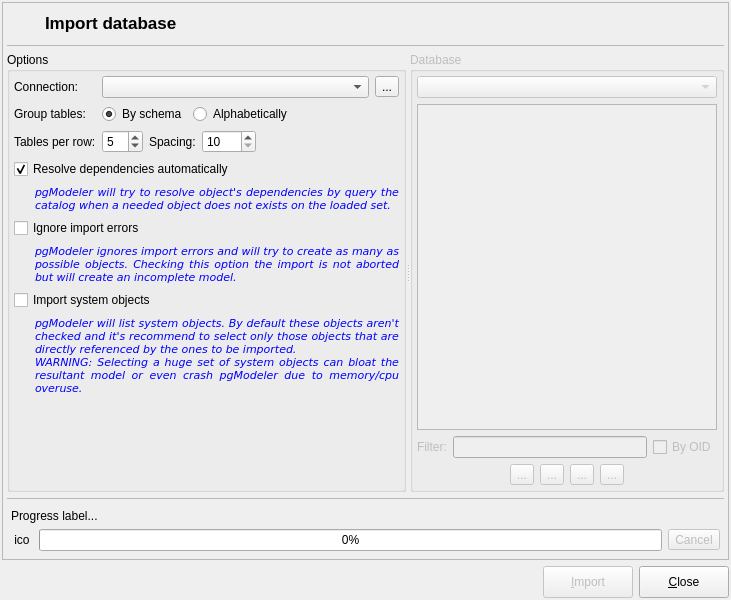
This is libpgmodeler_ui/ui/databaseimportform.ui in pgmodeler/pgmodeler as Qt 5 draws it before an edit. The edited form follows.
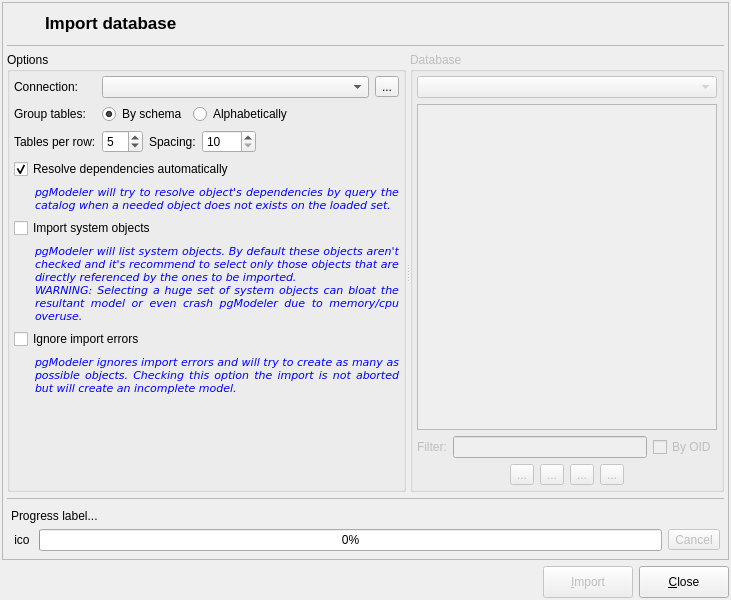
This is the edited form. Icons and pictures are not drawn.

Diff of the .ui file:
```diff
--- a/libpgmodeler_ui/ui/databaseimportform.ui
+++ b/libpgmodeler_ui/ui/databaseimportform.ui
@@ -545,112 +545,7 @@
                </property>
               </spacer>
              </item>
-             <item row="4" column="0" colspan="5">
-              <layout class="QGridLayout" name="gridLayout_2">
-               <item row="0" column="0" colspan="2">
-                <widget class="QCheckBox" name="ignore_errors_chk">
-                 <property name="sizePolicy">
-                  <sizepolicy hsizetype="Expanding" vsizetype="Fixed">
-                   <horstretch>0</horstretch>
-                   <verstretch>0</verstretch>
-                  </sizepolicy>
-                 </property>
-                 <property name="text">
-                  <string>Ignore import errors</string>
-                 </property>
-                </widget>
-               </item>
-               <item row="1" column="0">
-                <spacer name="horizontalSpacer_4">
-                 <property name="orientation">
-                  <enum>Qt::Horizontal</enum>
-                 </property>
-                 <property name="sizeType">
-                  <enum>QSizePolicy::Fixed</enum>
-                 </property>
-                 <property name="sizeHint" stdset="0">
-                  <size>
-                   <width>15</width>
-                   <height>20</height>
-                  </size>
-                 </property>
-                </spacer>
-               </item>
-               <item row="1" column="1">
-                <widget class="QLabel" name="hint3_lbl">
-                 <property name="enabled">
-                  <bool>true</bool>
-                 </property>
-                 <property name="sizePolicy">
-                  <sizepolicy hsizetype="Expanding" vsizetype="Preferred">
-                   <horstretch>0</horstretch>
-                   <verstretch>0</verstretch>
-                  </sizepolicy>
-                 </property>
-                 <property name="palette">
-                  <palette>
-                   <active>
-                    <colorrole role="WindowText">
-                     <brush brushstyle="SolidPattern">
-                      <color alpha="255">
-                       <red>0</red>
-                       <green>0</green>
-                       <blue>255</blue>
-                      </color>
-                     </brush>
-                    </colorrole>
-                   </active>
-                   <inactive>
-                    <colorrole role="WindowText">
-                     <brush brushstyle="SolidPattern">
-                      <color alpha="255">
-                       <red>0</red>
-                       <green>0</green>
-                       <blue>255</blue>
-                      </color>
-                     </brush>
-                    </colorrole>
-                   </inactive>
-                   <disabled>
-                    <colorrole role="WindowText">
-                     <brush brushstyle="SolidPattern">
-                      <color alpha="255">
-                       <red>117</red>
-                       <green>114</green>
-                       <blue>112</blue>
-                      </color>
-                     </brush>
-                    </colorrole>
-                   </disabled>
-                  </palette>
-                 </property>
-                 <property name="font">
-                  <font>
-                   <family>DejaVu Sans</family>
-                   <pointsize>8</pointsize>
-                   <italic>true</italic>
-                  </font>
-                 </property>
-                 <property name="text">
-                  <string>pgModeler ignores import errors and will try to create as many as possible objects. Checking this option the import is not aborted but will create an incomplete model.</string>
-                 </property>
-                 <property name="textFormat">
-                  <enum>Qt::PlainText</enum>
-                 </property>
-                 <property name="alignment">
-                  <set>Qt::AlignJustify|Qt::AlignVCenter</set>
-                 </property>
-                 <property name="wordWrap">
-                  <bool>true</bool>
-                 </property>
-                 <property name="indent">
-                  <number>20</number>
-                 </property>
-                </widget>
-               </item>
-              </layout>
-             </item>
-             <item row="8" column="0" colspan="5">
+             <item row="9" column="0" colspan="5">
               <spacer name="verticalSpacer">
                <property name="orientation">
                 <enum>Qt::Vertical</enum>
@@ -771,6 +666,111 @@
                </item>
               </layout>
              </item>
+             <item row="8" column="0" colspan="5">
+              <layout class="QGridLayout" name="gridLayout_2">
+               <item row="0" column="0" colspan="2">
+                <widget class="QCheckBox" name="ignore_errors_chk">
+                 <property name="sizePolicy">
+                  <sizepolicy hsizetype="Expanding" vsizetype="Fixed">
+                   <horstretch>0</horstretch>
+                   <verstretch>0</verstretch>
+                  </sizepolicy>
+                 </property>
+                 <property name="text">
+                  <string>Ignore import errors</string>
+                 </property>
+                </widget>
+               </item>
+               <item row="1" column="0">
+                <spacer name="horizontalSpacer_4">
+                 <property name="orientation">
+                  <enum>Qt::Horizontal</enum>
+                 </property>
+                 <property name="sizeType">
+                  <enum>QSizePolicy::Fixed</enum>
+                 </property>
+                 <property name="sizeHint" stdset="0">
+                  <size>
+                   <width>15</width>
+                   <height>20</height>
+                  </size>
+                 </property>
+                </spacer>
+               </item>
+               <item row="1" column="1">
+                <widget class="QLabel" name="hint3_lbl">
+                 <property name="enabled">
+                  <bool>true</bool>
+                 </property>
+                 <property name="sizePolicy">
+                  <sizepolicy hsizetype="Expanding" vsizetype="Preferred">
+                   <horstretch>0</horstretch>
+                   <verstretch>0</verstretch>
+                  </sizepolicy>
+                 </property>
+                 <property name="palette">
+                  <palette>
+                   <active>
+                    <colorrole role="WindowText">
+                     <brush brushstyle="SolidPattern">
+                      <color alpha="255">
+                       <red>0</red>
+                       <green>0</green>
+                       <blue>255</blue>
+                      </color>
+                     </brush>
+                    </colorrole>
+                   </active>
+                   <inactive>
+                    <colorrole role="WindowText">
+                     <brush brushstyle="SolidPattern">
+                      <color alpha="255">
+                       <red>0</red>
+                       <green>0</green>
+                       <blue>255</blue>
+                      </color>
+                     </brush>
+                    </colorrole>
+                   </inactive>
+                   <disabled>
+                    <colorrole role="WindowText">
+                     <brush brushstyle="SolidPattern">
+                      <color alpha="255">
+                       <red>117</red>
+                       <green>114</green>
+                       <blue>112</blue>
+                      </color>
+                     </brush>
+                    </colorrole>
+                   </disabled>
+                  </palette>
+                 </property>
+                 <property name="font">
+                  <font>
+                   <family>DejaVu Sans</family>
+                   <pointsize>8</pointsize>
+                   <italic>true</italic>
+                  </font>
+                 </property>
+                 <property name="text">
+                  <string>pgModeler ignores import errors and will try to create as many as possible objects. Checking this option the import is not aborted but will create an incomplete model.</string>
+                 </property>
+                 <property name="textFormat">
+                  <enum>Qt::PlainText</enum>
+                 </property>
+                 <property name="alignment">
+                  <set>Qt::AlignJustify|Qt::AlignVCenter</set>
+                 </property>
+                 <property name="wordWrap">
+                  <bool>true</bool>
+                 </property>
+                 <property name="indent">
+                  <number>20</number>
+                 </property>
+                </widget>
+               </item>
+              </layout>
+             </item>
             </layout>
            </widget>
            <widget class="QGroupBox" name="database_gb">
```
Left out of the diff: 52 changed lines with no effect on the pictures.
